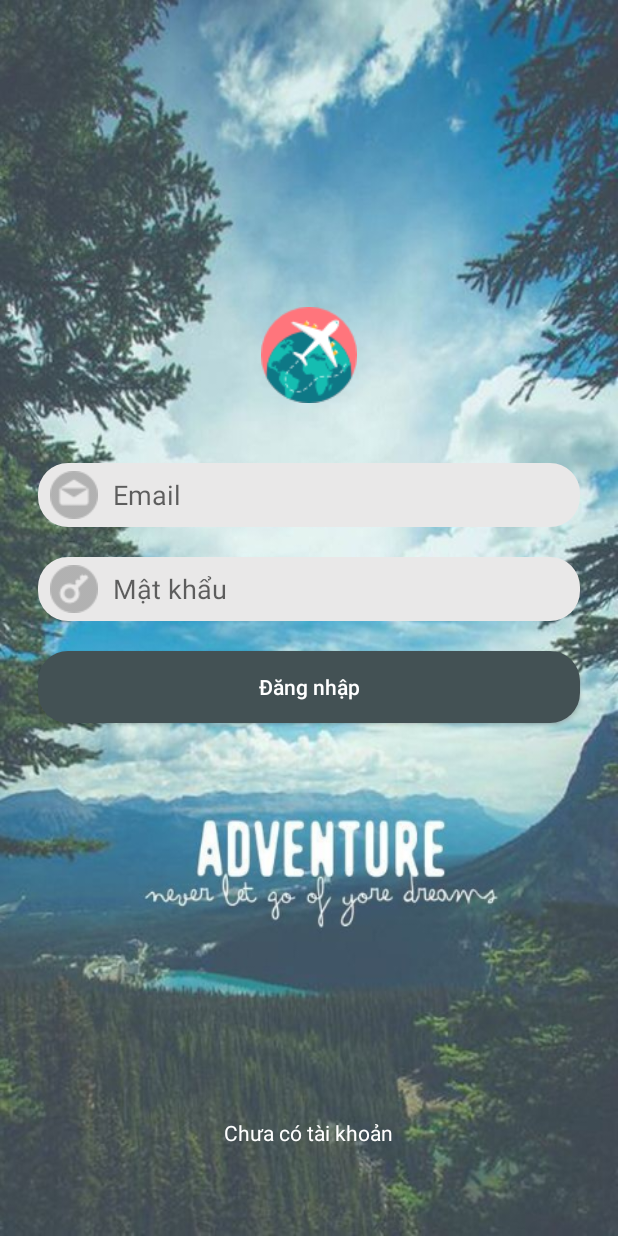
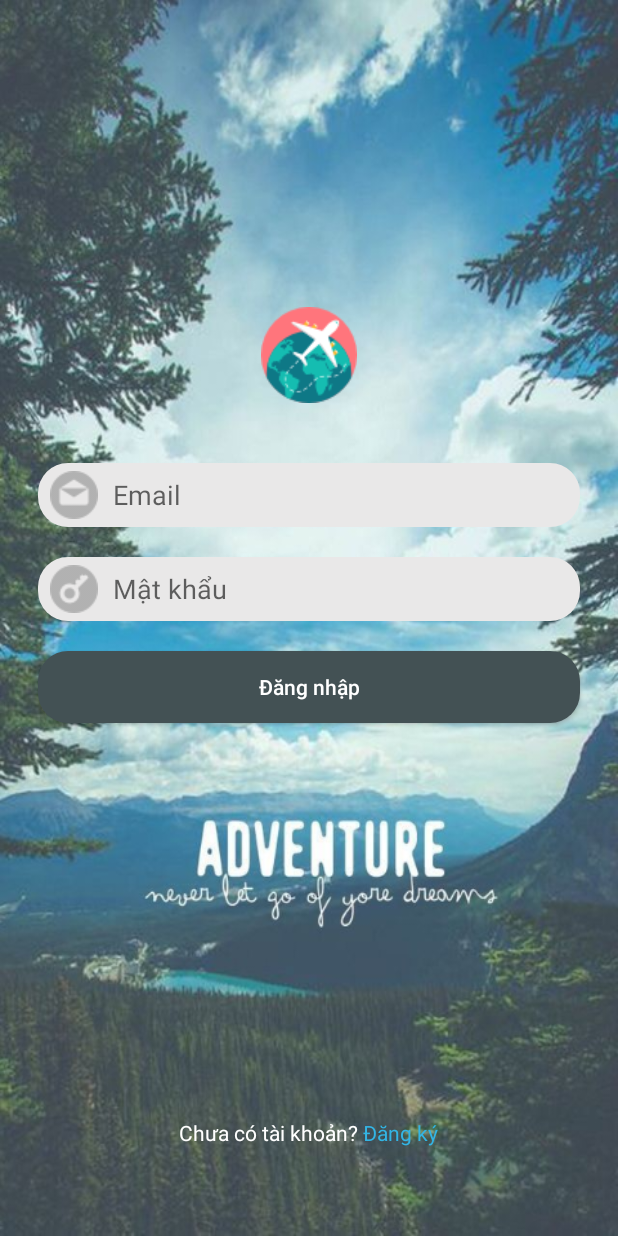
Before and after one commit to conghoangv624/Chuy-n-dd-nh-m-6, an Android app: the screen it shows after launch (LoginActivity), on a phone screen of 412 x 824 dp. Run offline under Robolectric (Android 15) with nearby library versions, the phone set to English and light mode, and no system bars.

Commit message:
fix màu

```diff
--- a/Code Project/DuLichDoDay/app/src/main/res/layout/login_layout.xml
+++ b/Code Project/DuLichDoDay/app/src/main/res/layout/login_layout.xml
@@ -53,11 +53,16 @@
         android:gravity="center">
 
         <TextView
+            android:layout_width="wrap_content"
+            android:layout_height="wrap_content"
+            android:text="Chưa có tài khoản? "
+            android:textColor="@android:color/white"/>
+        <TextView
             android:id="@+id/tv_Register"
             android:layout_width="wrap_content"
             android:layout_height="wrap_content"
-            android:text="Chưa có tài khoản"
-            android:textColor="@android:color/white"/>
+            android:text="Đăng ký"
+            android:textColor="@android:color/holo_blue_light"/>
 
     </LinearLayout>
 </LinearLayout>
```
